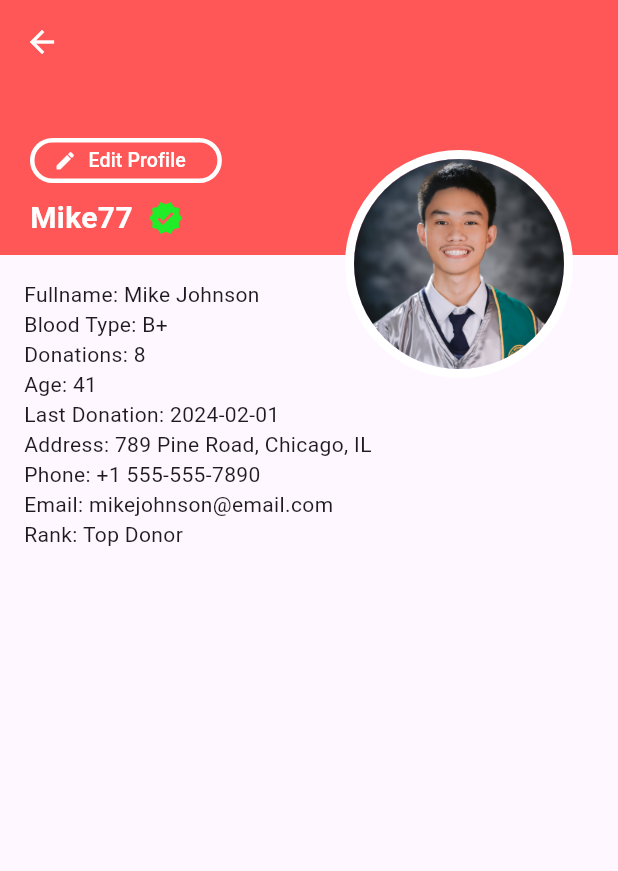
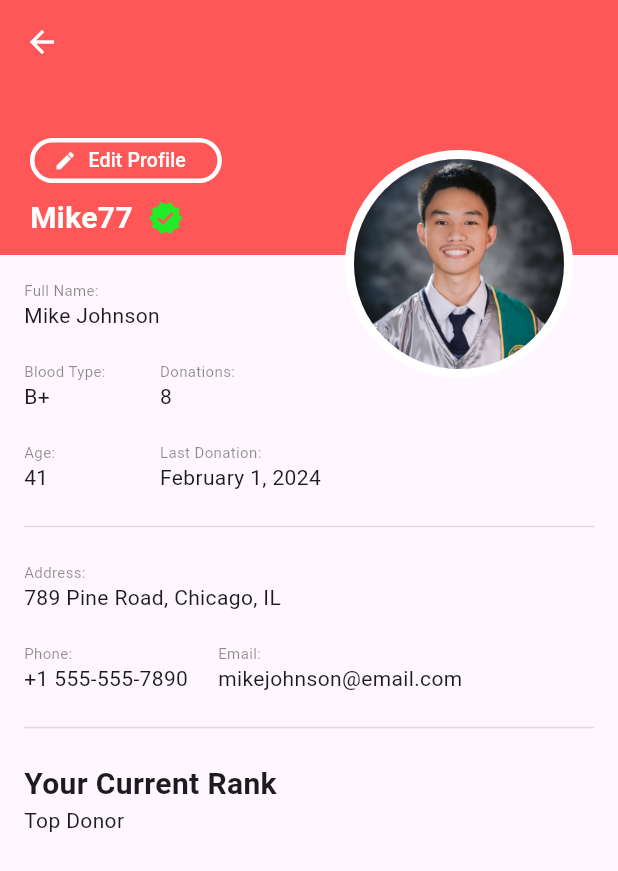
Before and after one commit to cheesyGarlicBread15/profile, a Flutter app: the screen it shows after launch, after a tap on "Mike77", on a phone screen of 412 x 824 dp. Shown: the top 871 px of the screen. Run offline on Flutter 3.47's test engine with Material 3 defaults, Android fonts, the light colour scheme and no system bars.

Commit message:
body section done

```diff
--- a/lib/screens/home_screen.dart
+++ b/lib/screens/home_screen.dart
@@ -10,7 +10,7 @@ class HomeScreen extends StatelessWidget {
     'blood type': 'O+',
     'donations': 5,
     'age': 29,
-      'last donation': '2024-01-15',
+    'last donation': 'January 15, 2024',
     'address': '123 Elm Street, Springfield, IL',
     'phone': '+1 555-123-4567',
     'email': 'johndoe@email.com',
@@ -22,7 +22,7 @@ class HomeScreen extends StatelessWidget {
     'blood type': 'A-',
     'donations': 3,
     'age': 34,
-      'last donation': '2023-12-05',
+    'last donation': 'December 5, 2023',
     'address': '456 Oak Avenue, Madison, WI',
     'phone': '+1 555-987-6543',
     'email': 'janesmith@email.com',
@@ -34,7 +34,7 @@ class HomeScreen extends StatelessWidget {
     'blood type': 'B+',
     'donations': 8,
     'age': 41,
-      'last donation': '2024-02-01',
+    'last donation': 'February 1, 2024',
     'address': '789 Pine Road, Chicago, IL',
     'phone': '+1 555-555-7890',
     'email': 'mikejohnson@email.com',
@@ -46,7 +46,7 @@ class HomeScreen extends StatelessWidget {
     'blood type': 'AB-',
     'donations': 2,
     'age': 28,
-      'last donation': '2023-11-18',
+    'last donation': 'November 18, 2023',
     'address': '321 Maple Drive, Peoria, IL',
     'phone': '+1 555-321-4321',
     'email': 'sarahlee@email.com',
@@ -58,13 +58,14 @@ class HomeScreen extends StatelessWidget {
     'blood type': 'O-',
     'donations': 6,
     'age': 39,
-      'last donation': '2024-01-22',
+    'last donation': 'January 22, 2024',
     'address': '654 Birch Boulevard, Rockford, IL',
     'phone': '+1 555-222-3456',
     'email': 'tommyturner@email.com',
     'rank': 'Donor Leader',
   }
 ];
+
 
   @override
   Widget build(BuildContext context) {
--- a/lib/screens/profile_screen.dart
+++ b/lib/screens/profile_screen.dart
@@ -1,4 +1,5 @@
 import 'package:flutter/material.dart';
+import 'package:profile/texts/profile_field.dart';
 
 class ProfileScreen extends StatelessWidget {
   final Map<String, dynamic> data;
@@ -6,13 +7,13 @@ class ProfileScreen extends StatelessWidget {
 
   @override
   Widget build(BuildContext context) {
-    final double appBarHeight = 170;
-    final double profileHeight = 140;
-    final double top = appBarHeight - (profileHeight / 2);
+    const double appBarHeight = 170;
+    const double profileHeight = 140;
+    const double top = appBarHeight - (profileHeight / 2);
 
     return Scaffold(
       appBar: PreferredSize(
-        preferredSize: Size.fromHeight(appBarHeight),
+        preferredSize: const Size.fromHeight(appBarHeight),
         child: AppBar(
           iconTheme: const IconThemeData(color: Colors.white),
           flexibleSpace: Stack(
@@ -73,9 +74,9 @@ class ProfileScreen extends StatelessWidget {
                   decoration: BoxDecoration(
                       shape: BoxShape.circle,
                       border: Border.all(color: Colors.white, width: 6)),
-                  child: CircleAvatar(
+                  child: const CircleAvatar(
                     radius: profileHeight / 2,
-                    backgroundImage: const AssetImage('assets/images/prof.jpg'),
+                    backgroundImage: AssetImage('assets/images/prof.jpg'),
                   ),
                 ),
               ),
@@ -90,15 +91,96 @@ class ProfileScreen extends StatelessWidget {
         child: Column(
           crossAxisAlignment: CrossAxisAlignment.start,
           children: [
-            Text('Fullname: ${data['fullname'] ?? 'N/A'}'),
-            Text('Blood Type: ${data['blood type'] ?? 'N/A'}'),
-            Text('Donations: ${data['donations'] ?? 'N/A'}'),
-            Text('Age: ${data['age'] ?? 'N/A'}'),
-            Text('Last Donation: ${data['last donation'] ?? 'N/A'}'),
-            Text('Address: ${data['address'] ?? 'N/A'}'),
-            Text('Phone: ${data['phone'] ?? 'N/A'}'),
-            Text('Email: ${data['email'] ?? 'N/A'}'),
-            Text('Rank: ${data['rank'] ?? 'N/A'}'),
+            // 1st section
+            Row(
+              crossAxisAlignment: CrossAxisAlignment.end,
+              children: [
+                Column(
+                  crossAxisAlignment: CrossAxisAlignment.start,
+                  children: [
+                    ProfileField(
+                        fieldName: 'Full Name:', data: data['fullname']),
+                    const SizedBox(
+                      height: 20,
+                    ),
+                    ProfileField(
+                        fieldName: 'Blood Type:', data: data['blood type']),
+                    const SizedBox(
+                      height: 20,
+                    ),
+                    ProfileField(
+                        fieldName: 'Age:', data: data['age'].toString()),
+                  ],
+                ),
+                Column(
+                  crossAxisAlignment: CrossAxisAlignment.start,
+                  children: [
+                    ProfileField(
+                        fieldName: 'Donations:',
+                        data: data['donations'].toString()),
+                    const SizedBox(
+                      height: 20,
+                    ),
+                    ProfileField(
+                        fieldName: 'Last Donation:',
+                        data: data['last donation']),
+                  ],
+                )
+              ],
+            ),
+            const SizedBox(
+              height: 15,
+            ),
+            const Divider(
+              color: Colors.black12,
+              thickness: 1,
+            ),
+            const SizedBox(
+              height: 15,
+            ),
+            // 2nd section
+            Column(
+              crossAxisAlignment: CrossAxisAlignment.start,
+              children: [
+                Row(
+                  mainAxisSize: MainAxisSize.min,
+                  mainAxisAlignment: MainAxisAlignment.start,
+                  children: [
+                    ProfileField(fieldName: 'Address:', data: data['address'])
+                  ],
+                ),
+                const SizedBox(
+                  height: 20,
+                ),
+                Row(
+                  mainAxisSize: MainAxisSize.min,
+                  mainAxisAlignment: MainAxisAlignment.start,
+                  children: [
+                    ProfileField(fieldName: 'Phone:', data: data['phone']),
+                    const SizedBox(
+                      width: 20,
+                    ),
+                    ProfileField(fieldName: 'Email:', data: data['email'])
+                  ],
+                )
+              ],
+            ),
+            const SizedBox(
+              height: 15,
+            ),
+            const Divider(
+              color: Colors.black12,
+              thickness: 1,
+            ),
+            const SizedBox(
+              height: 15,
+            ),
+            // 3rd section
+            const Text(
+              'Your Current Rank',
+              style: TextStyle(fontSize: 20, fontWeight: FontWeight.bold),
+            ),
+            Text(data['rank']),
           ],
         ),
       ),
--- /dev/null
+++ b/lib/texts/profile_field.dart
@@ -0,0 +1,20 @@
+import 'package:flutter/material.dart';
+
+class ProfileField extends StatelessWidget {
+  final String fieldName, data;
+  const ProfileField({super.key, required this.fieldName, required this.data});
+
+  @override
+  Widget build(BuildContext context) {
+    return Column(
+      crossAxisAlignment: CrossAxisAlignment.start,
+      children: [
+        Text(
+          fieldName,
+          style: const TextStyle(color: Colors.black45, fontSize: 10),
+        ),
+        Text(data,),
+      ],
+    );
+  }
+}
```
Lines whose indentation alone changed are shown as unchanged.
